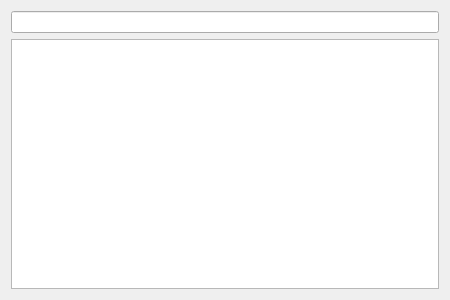
First picture: the form in src/ui/switcher.ui, repository yag00/raptor, before the edit.
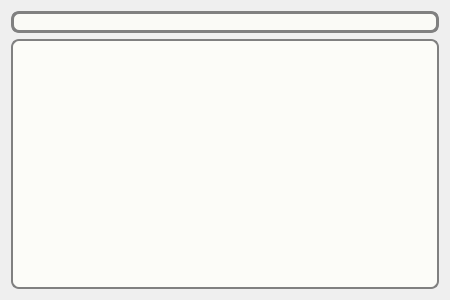
Second picture: the form after the edit. Custom widgets are drawn as their Qt base class.

Commit message: file switcher design

What changed in the file:
```diff
--- a/src/ui/switcher.ui
+++ b/src/ui/switcher.ui
@@ -13,12 +13,30 @@
   <property name="windowTitle">
    <string>Switch File</string>
   </property>
+  <property name="styleSheet">
+   <string notr="true"/>
+  </property>
   <layout class="QVBoxLayout" name="verticalLayout">
    <item>
-    <widget class="ClearLineEdit" name="switcherLineEdit"/>
+    <widget class="ClearLineEdit" name="switcherLineEdit">
+     <property name="styleSheet">
+      <string notr="true">border: 3px solid gray;
+border-radius: 8px;
+padding-right: 3px;
+background: rgba(255, 255, 250, 180);</string>
+     </property>
+    </widget>
    </item>
    <item>
-    <widget class="QListWidget" name="switcherList"/>
+    <widget class="QListWidget" name="switcherList">
+     <property name="styleSheet">
+      <string notr="true">border: 2px solid gray;
+border-radius: 8px;
+padding: 1 1px;
+background: rgba(255, 255, 250, 200);
+</string>
+     </property>
+    </widget>
    </item>
   </layout>
  </widget>
```
The commit also changes 1 other file.
